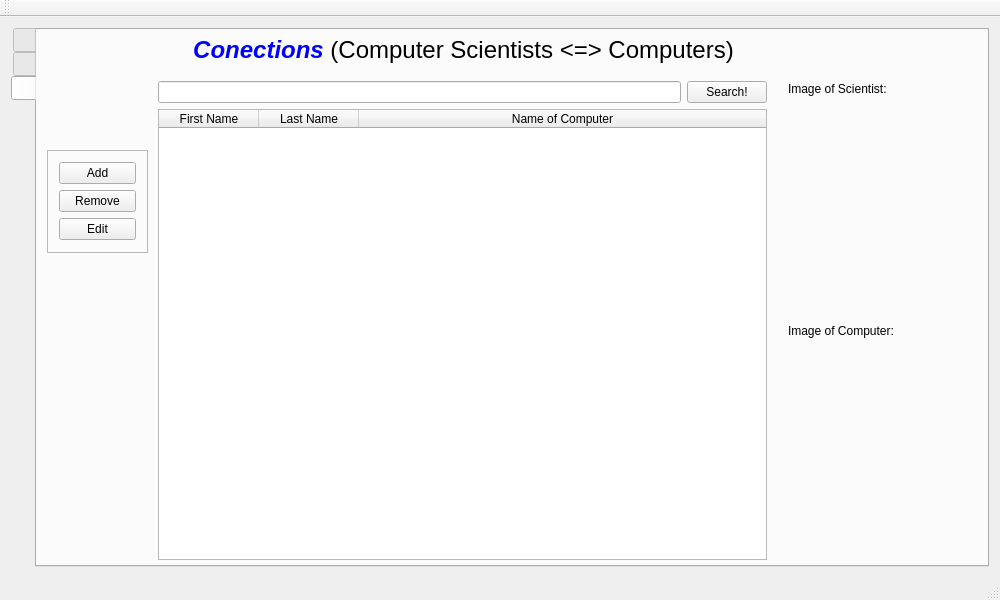
Qt form ui/computerscientists.ui (VLN-H7/Skil3) before a commit.
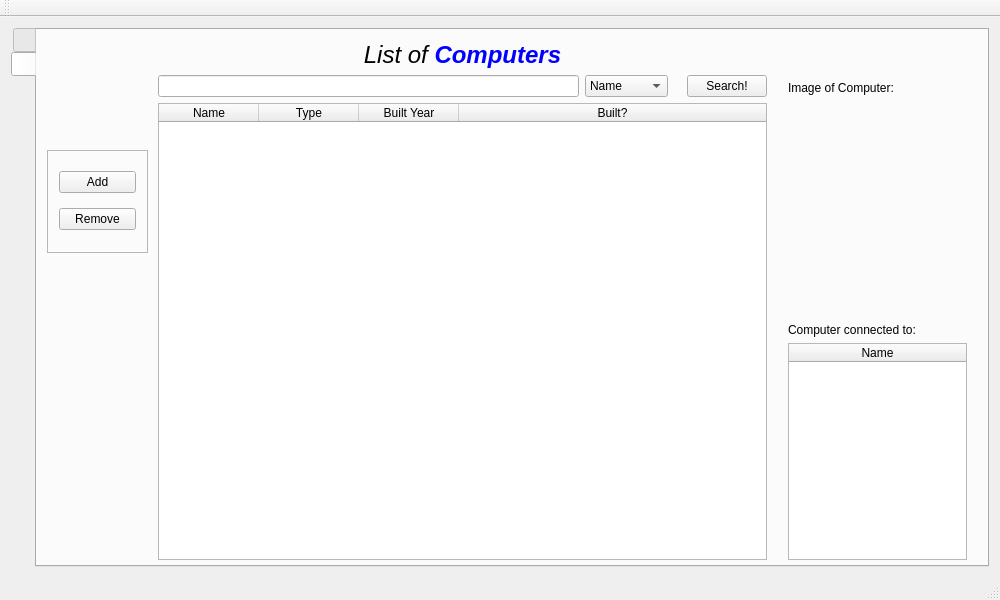
The same form after that commit. Icons and pictures are not drawn.

Commit message: RIP Tab3

What changed in the file:
```diff
--- a/ui/computerscientists.ui
+++ b/ui/computerscientists.ui
@@ -37,7 +37,7 @@
        <enum>QTabWidget::Rounded</enum>
       </property>
       <property name="currentIndex">
-       <number>2</number>
+       <number>1</number>
       </property>
       <property name="iconSize">
        <size>
@@ -542,240 +542,6 @@
         </layout>
        </widget>
       </widget>
-      <widget class="QWidget" name="tab">
-       <attribute name="icon">
-        <iconset resource="../bin.qrc">
-         <normaloff>:/icons/icons/link-icon.png</normaloff>:/icons/icons/link-icon.png</iconset>
-       </attribute>
-       <attribute name="title">
-        <string/>
-       </attribute>
-       <widget class="QLabel" name="picture_computers_2">
-        <property name="geometry">
-         <rect>
-          <x>20</x>
-          <y>20</y>
-          <width>91</width>
-          <height>91</height>
-         </rect>
-        </property>
-        <property name="text">
-         <string/>
-        </property>
-        <property name="pixmap">
-         <pixmap resource="../bin.qrc">:/icons/icons/link-icon.png</pixmap>
-        </property>
-        <property name="scaledContents">
-         <bool>true</bool>
-        </property>
-       </widget>
-       <widget class="QFrame" name="frame_4">
-        <property name="geometry">
-         <rect>
-          <x>10</x>
-          <y>120</y>
-          <width>101</width>
-          <height>103</height>
-         </rect>
-        </property>
-        <property name="frameShape">
-         <enum>QFrame::StyledPanel</enum>
-        </property>
-        <property name="frameShadow">
-         <enum>QFrame::Raised</enum>
-        </property>
-        <layout class="QVBoxLayout" name="verticalLayout_9">
-         <item>
-          <widget class="QPushButton" name="btnAddConnection">
-           <property name="text">
-            <string>Add</string>
-           </property>
-           <property name="icon">
-            <iconset resource="../bin.qrc">
-             <normaloff>:/icons/icons/add-icon.png</normaloff>:/icons/icons/add-icon.png</iconset>
-           </property>
-          </widget>
-         </item>
-         <item>
-          <widget class="QPushButton" name="btnRemoveConnection">
-           <property name="text">
-            <string>Remove</string>
-           </property>
-           <property name="icon">
-            <iconset resource="../bin.qrc">
-             <normaloff>:/icons/icons/remove-icon.png</normaloff>:/icons/icons/remove-icon.png</iconset>
-           </property>
-          </widget>
-         </item>
-         <item>
-          <widget class="QPushButton" name="btnEditConnection">
-           <property name="text">
-            <string>Edit</string>
-           </property>
-          </widget>
-         </item>
-        </layout>
-       </widget>
-       <widget class="QLabel" name="label_9">
-        <property name="geometry">
-         <rect>
-          <x>120</x>
-          <y>0</y>
-          <width>613</width>
-          <height>41</height>
-         </rect>
-        </property>
-        <property name="text">
-         <string>&lt;html&gt;&lt;head/&gt;&lt;body&gt;&lt;p align=&quot;center&quot;&gt;&lt;span style=&quot; font-size:18pt; font-weight:600; font-style:italic; color:#0000ff;&quot;&gt;Conections &lt;/span&gt;&lt;span style=&quot; font-size:18pt;&quot;&gt;(Computer Scientists &amp;lt;=&amp;gt; Computers)&lt;/span&gt;&lt;/p&gt;&lt;/body&gt;&lt;/html&gt;</string>
-        </property>
-       </widget>
-       <widget class="QWidget" name="widget_5" native="true">
-        <property name="geometry">
-         <rect>
-          <x>110</x>
-          <y>40</y>
-          <width>631</width>
-          <height>501</height>
-         </rect>
-        </property>
-        <layout class="QVBoxLayout" name="verticalLayout_10">
-         <item>
-          <layout class="QHBoxLayout" name="horizontalLayout_9">
-           <item>
-            <widget class="QLineEdit" name="editSearchScientistConnection"/>
-           </item>
-           <item>
-            <widget class="QPushButton" name="btnSearchScientistConnection">
-             <property name="text">
-              <string>Search!</string>
-             </property>
-            </widget>
-           </item>
-          </layout>
-         </item>
-         <item>
-          <layout class="QHBoxLayout" name="horizontalLayout_10">
-           <item>
-            <widget class="QTableWidget" name="tableScientistConnections">
-             <property name="sizeAdjustPolicy">
-              <enum>QAbstractScrollArea::AdjustToContentsOnFirstShow</enum>
-             </property>
-             <property name="editTriggers">
-              <set>QAbstractItemView::NoEditTriggers</set>
-             </property>
-             <property name="tabKeyNavigation">
-              <bool>true</bool>
-             </property>
-             <property name="selectionMode">
-              <enum>QAbstractItemView::SingleSelection</enum>
-             </property>
-             <property name="selectionBehavior">
-              <enum>QAbstractItemView::SelectRows</enum>
-             </property>
-             <property name="sortingEnabled">
-              <bool>false</bool>
-             </property>
-             <attribute name="horizontalHeaderDefaultSectionSize">
-              <number>100</number>
-             </attribute>
-             <attribute name="horizontalHeaderHighlightSections">
-              <bool>true</bool>
-             </attribute>
-             <attribute name="horizontalHeaderStretchLastSection">
-              <bool>true</bool>
-             </attribute>
-             <column>
-              <property name="text">
-               <string>First Name</string>
-              </property>
-              <property name="textAlignment">
-               <set>AlignHCenter|AlignVCenter|AlignCenter</set>
-              </property>
-             </column>
-             <column>
-              <property name="text">
-               <string>Last Name</string>
-              </property>
-              <property name="textAlignment">
-               <set>AlignHCenter|AlignVCenter|AlignCenter</set>
-              </property>
-             </column>
-             <column>
-              <property name="text">
-               <string>Name of Computer</string>
-              </property>
-             </column>
-            </widget>
-           </item>
-          </layout>
-         </item>
-        </layout>
-       </widget>
-       <widget class="QWidget" name="widget_8" native="true">
-        <property name="geometry">
-         <rect>
-          <x>740</x>
-          <y>40</y>
-          <width>201</width>
-          <height>501</height>
-         </rect>
-        </property>
-        <layout class="QVBoxLayout" name="verticalLayout_15">
-         <item>
-          <layout class="QVBoxLayout" name="verticalLayout_16">
-           <item>
-            <widget class="QLabel" name="label_15">
-             <property name="text">
-              <string>Image of Scientist:</string>
-             </property>
-            </widget>
-           </item>
-           <item>
-            <layout class="QHBoxLayout" name="horizontalLayout_11">
-             <item>
-              <widget class="QLabel" name="label_16">
-               <property name="minimumSize">
-                <size>
-                 <width>179</width>
-                 <height>216</height>
-                </size>
-               </property>
-               <property name="text">
-                <string>&lt;html&gt;&lt;head/&gt;&lt;body&gt;&lt;p align=&quot;center&quot;&gt;&lt;br/&gt;&lt;/p&gt;&lt;/body&gt;&lt;/html&gt;</string>
-               </property>
-              </widget>
-             </item>
-            </layout>
-           </item>
-           <item>
-            <widget class="QLabel" name="label_17">
-             <property name="text">
-              <string>&lt;html&gt;&lt;head/&gt;&lt;body&gt;&lt;p&gt;Image of Computer:&lt;/p&gt;&lt;/body&gt;&lt;/html&gt;</string>
-             </property>
-            </widget>
-           </item>
-           <item>
-            <layout class="QHBoxLayout" name="horizontalLayout_12">
-             <item>
-              <widget class="QLabel" name="label_18">
-               <property name="minimumSize">
-                <size>
-                 <width>179</width>
-                 <height>216</height>
-                </size>
-               </property>
-               <property name="text">
-                <string>&lt;html&gt;&lt;head/&gt;&lt;body&gt;&lt;p align=&quot;center&quot;&gt;&lt;br/&gt;&lt;/p&gt;&lt;/body&gt;&lt;/html&gt;</string>
-               </property>
-              </widget>
-             </item>
-            </layout>
-           </item>
-          </layout>
-         </item>
-        </layout>
-       </widget>
-      </widget>
      </widget>
     </item>
    </layout>
```
Left out of the diff: 6 changed lines with no effect on the pictures.
